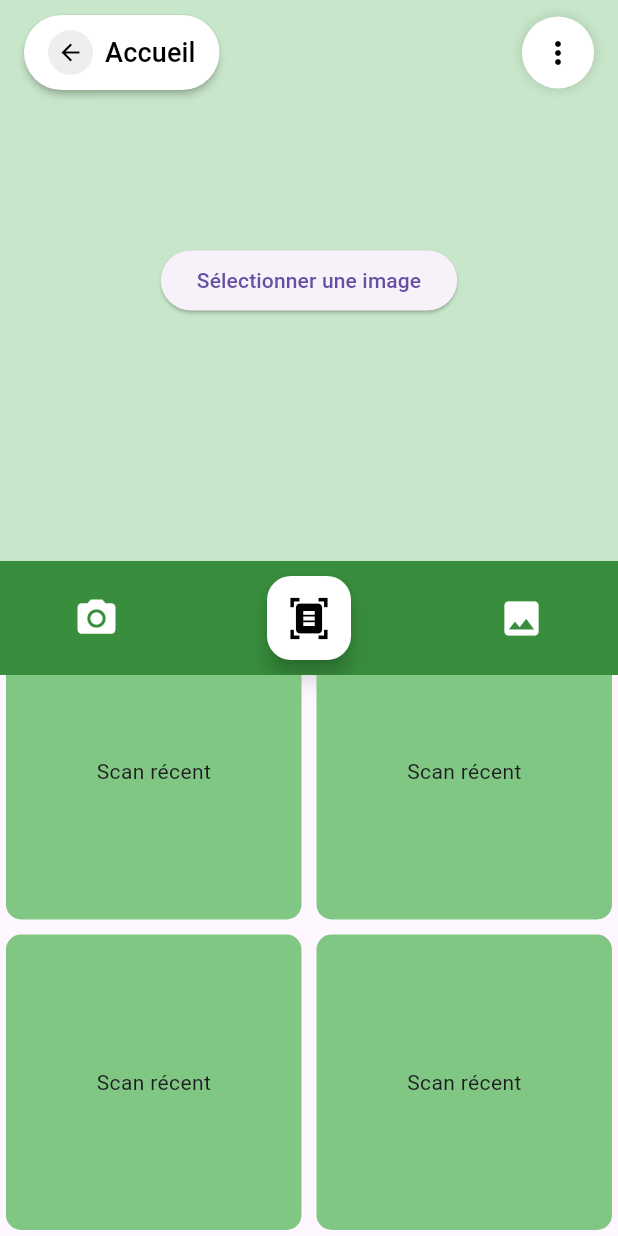
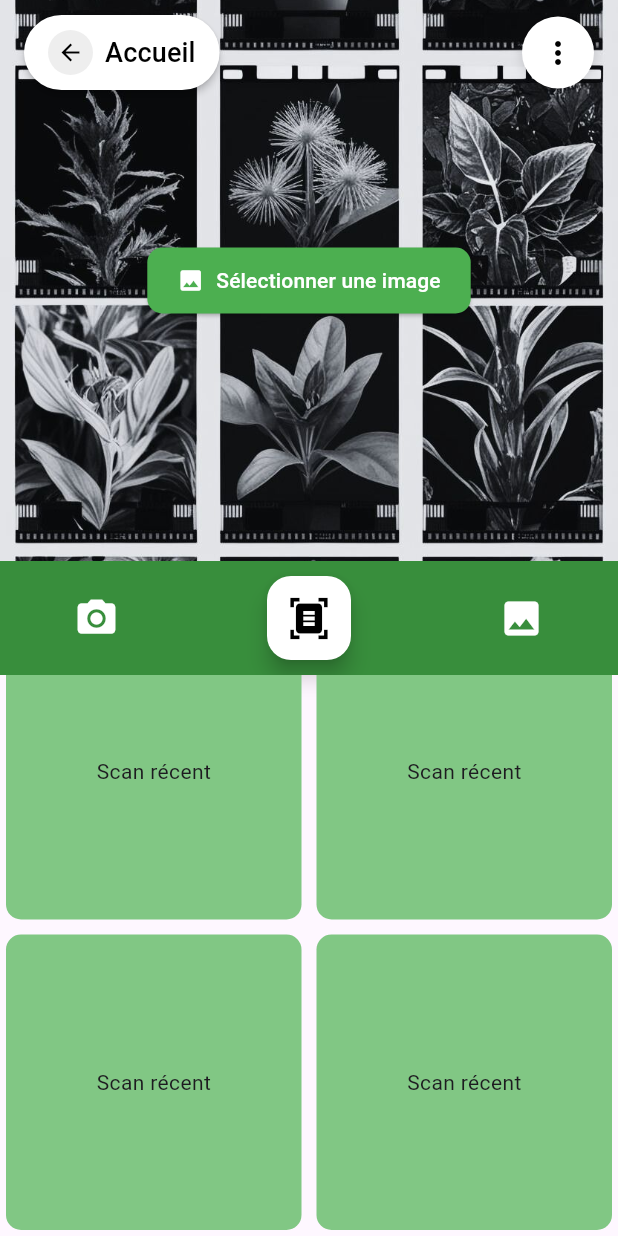
Before and after one commit to naelbenaissa/LeafGuard, a Flutter app: the CameraPage screen opened by its route, scrolled down 38 dp, after a tap on the "image" icon, on a phone screen of 412 x 824 dp. Run offline on Flutter 3.47's test engine with Material 3 defaults, Android fonts, the phone set to English and light mode, and no system bars; our stand-ins replace camera, go_router, image_picker, sqflite, supabase_flutter, table_calendar; accounts and stored records are empty.

Commit message:
Ajustement page caméra

```diff
--- a/lib/views/camera/widgets/image_selection_widget.dart
+++ b/lib/views/camera/widgets/image_selection_widget.dart
@@ -21,14 +21,29 @@ class ImageSelectionWidget extends StatelessWidget {
         Positioned.fill(
           child: selectedImage == null
               ? Container(
-            color: Colors.green[100],
-            child: Center(
-              child: ElevatedButton(
-                onPressed: pickImage,
-                child: const Text("Sélectionner une image"),
-              ),
-            ),
-          )
+                  decoration: const BoxDecoration(
+                    image: DecorationImage(
+                      image: AssetImage("assets/img/storyboard_pickImage.jpg"),
+                      fit: BoxFit.cover,
+                    ),
+                  ),
+                  child: Center(
+                    child: ElevatedButton.icon(
+                      onPressed: pickImage,
+                      icon: const Icon(Icons.image, color: Colors.white),
+                      label: const Text("Sélectionner une image"),
+                      style: ElevatedButton.styleFrom(
+                        backgroundColor: Colors.green,
+                        foregroundColor: Colors.white,
+                        padding: const EdgeInsets.symmetric(
+                            horizontal: 20, vertical: 12),
+                        shape: RoundedRectangleBorder(
+                          borderRadius: BorderRadius.circular(10),
+                        ),
+                      ),
+                    ),
+                  ),
+                )
               : Image.file(selectedImage!, fit: BoxFit.cover),
         ),
         if (selectedImage != null)
```
Also changed, not shown: lib/views/camera/widgets/scan_result_dialog.dart (+65 -8 lines).
